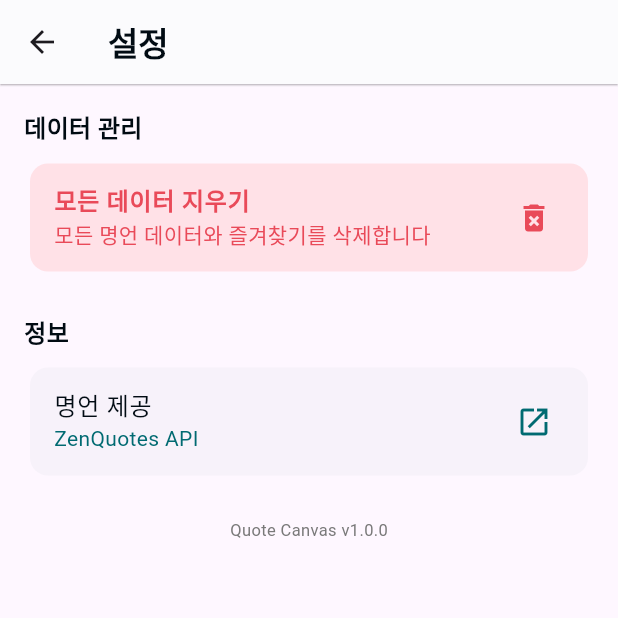
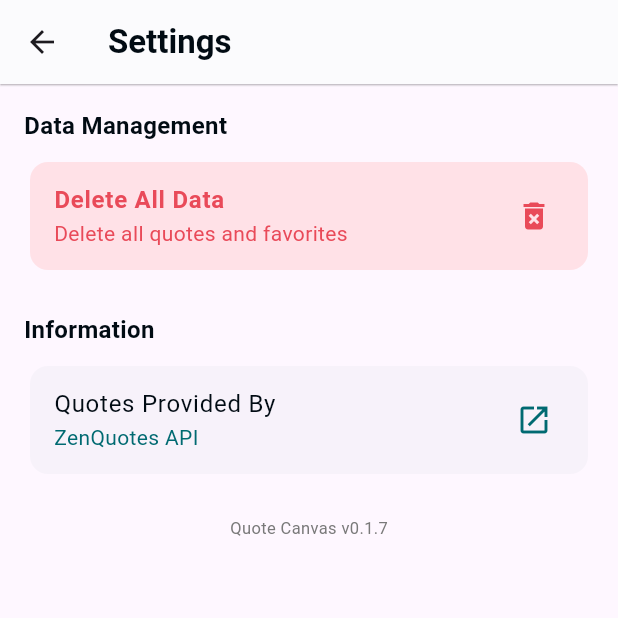
Before and after one commit to okstring/quote_canvas, a Flutter app: the screen it shows after launch, after a tap on the "bookmark outline" icon, after a tap on the "settings" icon, on a phone screen of 412 x 824 dp, the top half of it. Run offline on Flutter 3.47's test engine with Material 3 defaults, Android fonts, the phone set to English and light mode, and no system bars; our stand-ins replace freezed_annotation, get_it, go_router, package_info_plus, permission_handler, share_plus and 2 more; missing offline and left inert: flutter_image_gallery_saver, flutter_inappwebview; accounts and stored records are empty; generated files the repository leaves out were written again; network calls fail; Roboto replaces fonts that are missing (Pretendard); project files that could hold a hidden picture were left out.

Commit message:
feat: settings MVI 패턴으로 구현, 모든 명언 삭제 시 초기화면으로 이동

```diff
--- a/lib/core/di/di_container.dart
+++ b/lib/core/di/di_container.dart
@@ -8,12 +8,16 @@ import 'package:quote_canvas/data/data_source/database/database_data_source.dart
 import 'package:quote_canvas/data/data_source/database/database_data_source_impl.dart';
 import 'package:quote_canvas/data/data_source/file_service/file_data_source.dart';
 import 'package:quote_canvas/data/data_source/file_service/file_data_source_impl.dart';
+import 'package:quote_canvas/data/data_source/package_info/package_info_data_source.dart';
+import 'package:quote_canvas/data/data_source/package_info/package_info_data_source_impl.dart';
 import 'package:quote_canvas/data/data_source/shared_preferences/settings_data_source.dart';
 import 'package:quote_canvas/data/data_source/shared_preferences/settings_data_source_impl.dart';
 import 'package:quote_canvas/data/model/quote.dart';
 import 'package:quote_canvas/data/model/settings.dart';
 import 'package:quote_canvas/data/repository/file_repository.dart';
 import 'package:quote_canvas/data/repository/file_repository_impl.dart';
+import 'package:quote_canvas/data/repository/package_info_repository.dart';
+import 'package:quote_canvas/data/repository/package_info_repository_impl.dart';
 import 'package:quote_canvas/data/repository/quote_repository.dart';
 import 'package:quote_canvas/data/repository/quote_repository_impl.dart';
 import 'package:quote_canvas/data/repository/settings_repository.dart';
@@ -69,6 +73,9 @@ Future<void> setupDependencies() async {
     // 파일 서비스
     getIt.registerSingleton<FileDataSource>(FileDataSourceImpl());
 
+    // Package Info 서비스
+    getIt.registerSingleton<PackageInfoDataSource>(PackageInfoDataSourceImpl());
+
     //===== 리포지토리 레이어 등록 =====
     // 설정 리포지토리
     getIt.registerSingleton<SettingsRepository>(
@@ -87,6 +94,12 @@ Future<void> setupDependencies() async {
     // File 리포지토리
     getIt.registerSingleton<FileRepository>(
       FileRepositoryImpl(fileDataSource: getIt<FileDataSource>()),
+    );
+
+    getIt.registerSingleton<PackageInfoRepository>(
+      PackageInfoRepositoryImpl(
+        packageInfoDataSource: getIt<PackageInfoDataSource>(),
+      ),
     );
 
     //===== 뷰모델 등록 =====
@@ -121,6 +134,7 @@ Future<void> setupDependencies() async {
         quoteRepository: quoteRepository,
         settingsRepository: settingsRepository,
         state: state,
+        packageInfoRepository: getIt<PackageInfoRepository>(),
       );
     });
   } catch (e, stackTrace) {
--- a/lib/core/routing/router/router.dart
+++ b/lib/core/routing/router/router.dart
@@ -1,9 +1,11 @@
 import 'package:flutter/material.dart';
 import 'package:go_router/go_router.dart';
+import 'package:provider/provider.dart';
 import 'package:quote_canvas/core/routing/router/routes.dart';
 import 'package:quote_canvas/presentation/home/home_screen_root.dart';
-import 'package:quote_canvas/presentation/settings/settings_screen.dart';
+import 'package:quote_canvas/presentation/home/home_view_model.dart';
 import 'package:quote_canvas/presentation/settings/settings_screen_root.dart';
+import 'package:quote_canvas/presentation/settings/settings_view_model.dart';
 import 'package:quote_canvas/presentation/splash/splash_screen.dart';
 
 class AppRouter {
@@ -28,11 +30,17 @@ class AppRouter {
               ),
               GoRoute(
                 path: Routes.home,
-                builder: (context, state) => HomeScreenRoot(),
+                builder: (context, state) {
+                  final viewModel = context.watch<HomeViewModel>();
+                  return HomeScreenRoot(viewModel: viewModel);
+                },
                 routes: [
                   GoRoute(
                     path: Routes.settingsPath,
-                    builder: (context, state) => const SettingsScreenRoot(),
+                    builder: (context, state) {
+                      final viewModel = context.watch<SettingsViewModel>();
+                      return SettingsScreenRoot(viewModel: viewModel);
+                    },
                   ),
                 ],
               ),
--- /dev/null
+++ b/lib/data/data_source/package_info/package_info_data_source.dart
@@ -0,0 +1,3 @@
+abstract interface class PackageInfoDataSource {
+  Future<String> getPackageInfo();
+}
--- /dev/null
+++ b/lib/data/repository/package_info_repository.dart
@@ -0,0 +1,6 @@
+import 'package:quote_canvas/core/exceptions/app_exception.dart';
+import 'package:quote_canvas/core/result.dart';
+
+abstract interface class PackageInfoRepository {
+  Future<Result<String, AppException>> getPackageInfo();
+}
--- a/lib/presentation/home/home_screen_root.dart
+++ b/lib/presentation/home/home_screen_root.dart
@@ -1,5 +1,4 @@
 import 'package:flutter/material.dart';
-import 'package:provider/provider.dart';
 import 'package:quote_canvas/core/exceptions/app_exception.dart';
 import 'package:quote_canvas/core/presentation/one_time_event_mixin.dart';
 import 'package:quote_canvas/presentation/home/home_action.dart';
@@ -9,7 +8,9 @@ import 'package:quote_canvas/presentation/home/home_view_model.dart';
 import 'package:share_plus/share_plus.dart';
 
 class HomeScreenRoot extends StatefulWidget {
-  const HomeScreenRoot({super.key});
+  final HomeViewModel viewModel;
+
+  const HomeScreenRoot({super.key, required this.viewModel});
 
   @override
   State<HomeScreenRoot> createState() => _HomeScreenRootState();
@@ -22,9 +23,8 @@ class _HomeScreenRootState extends State<HomeScreenRoot>
     super.initState();
 
     Future.microtask(() async {
-      final viewModel = context.read<HomeViewModel>();
-
-      listenEvent(viewModel.eventStream, (event) async {
+      //TODO: 초기화시 두번 불림
+      listenEvent(widget.viewModel.eventStream, (event) async {
         switch (event) {
           case ShowSnackbar():
             ScaffoldMessenger.of(
@@ -42,7 +42,7 @@ class _HomeScreenRootState extends State<HomeScreenRoot>
         }
       });
 
-      await viewModel.initialize();
+      await widget.viewModel.initialize();
     });
   }
 
@@ -53,18 +53,15 @@ class _HomeScreenRootState extends State<HomeScreenRoot>
 
   @override
   Widget build(BuildContext context) {
-    final state = context.select((HomeViewModel viewModel) => viewModel.state);
-    final viewModel = context.read<HomeViewModel>();
-
     return HomeScreen(
-      state: state,
+      state: widget.viewModel.state,
       onAction: (HomeAction action) async {
         switch (action) {
           case ReloadQuote():
-            viewModel.loadQuote();
+            widget.viewModel.loadQuote();
             break;
           case OnTapQInteractiveBookmarkButton():
-            viewModel.toggleFavorite();
+            widget.viewModel.toggleFavorite();
             break;
           case ReadyErrorMessage():
             final exception =
@@ -76,28 +73,28 @@ class _HomeScreenRootState extends State<HomeScreenRoot>
                       stackTrace: action.stacktrace,
                     );
 
-            viewModel.readyToErrorMessage(
+            widget.viewModel.readyToErrorMessage(
               message: exception.message,
               stacktrace: exception.stackTrace,
               error: exception.error,
             );
             break;
           case ReadyToSnackBarMessage():
-            viewModel.readytToShowSnackBar(message: action.message);
+            widget.viewModel.readytToShowSnackBar(message: action.message);
             break;
           case PrepareQuoteImageForSharing():
-            await viewModel.saveTempQuoteImage(action.pngBytes);
+            await widget.viewModel.saveTempQuoteImage(action.pngBytes);
             break;
           case UpdatePhotoPermissionStatus():
-            viewModel.setPhotoPermissionStatus(action.hasAsked);
+            widget.viewModel.setPhotoPermissionStatus(action.hasAsked);
           case OnTapBackgroundColorSelect():
-            viewModel.setQuoteBackgroundColor(action.color);
+            widget.viewModel.setQuoteBackgroundColor(action.color);
             break;
           case OnTapFontColorSelect():
-            viewModel.setQuoteFontColor(action.color);
+            widget.viewModel.setQuoteFontColor(action.color);
             break;
           case OnTapFavoriteQuote():
-            viewModel.selectFavoriteQuote(action.quote);
+            widget.viewModel.selectFavoriteQuote(action.quote);
         }
       },
     );
--- a/lib/presentation/home/home_view_model.dart
+++ b/lib/presentation/home/home_view_model.dart
@@ -35,7 +35,6 @@ class HomeViewModel with ChangeNotifier {
        _state = state {
     notifyListeners();
   }
-
 
   Future<void> initialize() async {
     await loadQuote();
--- a/lib/presentation/settings/settings_action.dart
+++ b/lib/presentation/settings/settings_action.dart
@@ -4,5 +4,5 @@ part 'settings_action.freezed.dart';
 
 @freezed
 sealed class SettingsAction with _$SettingsAction {
-  const factory SettingsAction.onTap() = OnTap;
+  const factory SettingsAction.deleteAllQuotes() = DeleteAllQuotes;
 }
--- a/lib/presentation/settings/settings_screen.dart
+++ b/lib/presentation/settings/settings_screen.dart
@@ -1,5 +1,9 @@
 import 'package:flutter/material.dart';
+import 'package:flutter_inappwebview/flutter_inappwebview.dart';
+import 'package:go_router/go_router.dart';
 import 'package:provider/provider.dart';
+import 'package:quote_canvas/core/routing/router/routes.dart';
+import 'package:quote_canvas/presentation/settings/settings_action.dart';
 import 'package:quote_canvas/presentation/settings/settings_state.dart';
 import 'package:quote_canvas/presentation/settings/settings_view_model.dart';
 import 'package:quote_canvas/ui/app_colors.dart';
@@ -8,16 +12,15 @@ import 'package:url_launcher/url_launcher.dart';
 
 class SettingsScreen extends StatelessWidget {
   final SettingsState state;
+  final void Function(SettingsAction action) onAction;
 
-  const SettingsScreen({super.key, required this.state});
+  const SettingsScreen({super.key, required this.state, required this.onAction});
 
   @override
   Widget build(BuildContext context) {
-    final viewModel = context.watch<SettingsViewModel>();
-
     return Scaffold(
       appBar: AppBar(
-        title: Text('설정', style: AppTextStyles.header()),
+        title: Text('Settings', style: AppTextStyles.header()),
         leading: IconButton(
           icon: const Icon(Icons.arrow_back),
           onPressed: () => Navigator.pop(context),
@@ -29,15 +32,15 @@ class SettingsScreen extends StatelessWidget {
       body: ListView(
         padding: const EdgeInsets.all(16.0),
         children: [
-          _buildSectionTitle('데이터 관리'),
-          _buildDeleteAllDataButton(context, viewModel),
+          _buildSectionTitle('Data Management'),
+          _buildDeleteAllDataButton(context),
           const SizedBox(height: 24),
 
-          _buildSectionTitle('정보'),
-          _buildAttributionLink(),
+          _buildSectionTitle('Information'),
+          _buildAttributionLink(context),
           const SizedBox(height: 16),
 
-          _buildAppVersion(),
+          _buildAppVersion(context),
         ],
       ),
     );
@@ -55,32 +58,31 @@ class SettingsScreen extends StatelessWidget {
 
   Widget _buildDeleteAllDataButton(
     BuildContext context,
-    SettingsViewModel viewModel,
   ) {
     return Card(
       elevation: 0,
       color: AppColors.warningLight,
       child: ListTile(
         title: Text(
-          '모든 데이터 지우기',
+          'Delete All Data',
           style: AppTextStyles.normalTextBold(color: AppColors.warning),
         ),
         subtitle: Text(
-          '모든 명언 데이터와 즐겨찾기를 삭제합니다',
+          'Delete all quotes and favorites',
           style: AppTextStyles.smallTextRegular(color: AppColors.warning),
         ),
         trailing: const Icon(Icons.delete_forever, color: AppColors.warning),
-        onTap: () => _showDeleteConfirmDialog(context, viewModel),
+        onTap: () => _showDeleteConfirmDialog(context),
       ),
     );
   }
 
-  Widget _buildAttributionLink() {
+  Widget _buildAttributionLink(BuildContext context) {
     return Card(
       elevation: 0,
       child: ListTile(
         title: Text(
-          '명언 제공',
+          'Quotes Provided By',
           style: AppTextStyles.normalTextRegular(color: AppColors.richBlack),
         ),
         subtitle: Text(
@@ -88,24 +90,64 @@ class SettingsScreen extends StatelessWidget {
           style: AppTextStyles.smallTextRegular(color: AppColors.teal100),
         ),
         trailing: const Icon(Icons.open_in_new, color: AppColors.teal100),
-        onTap: () => _launchUrl('https://zenquotes.io/'),
+        onTap: () => _showWebViewDialog(context, 'https://zenquotes.io/'),
       ),
     );
   }
 
-  Widget _buildAppVersion() {
+  Widget _buildAppVersion(BuildContext context) {
     return Padding(
       padding: const EdgeInsets.symmetric(vertical: 8.0),
       child: Center(
         child: Text(
-          'Quote Canvas v1.0.0',
+          'Quote Canvas v${state.appVersion}',
           style: AppTextStyles.smallerTextRegular(color: AppColors.gray2),
         ),
       ),
     );
   }
 
-  Future<void> _launchUrl(String urlString) async {
+  void _showWebViewDialog(BuildContext context, String url) {
+    showDialog(
+      context: context,
+      builder:
+          (context) => AlertDialog(
+            contentPadding: EdgeInsets.zero,
+            content: SizedBox(
+              width: double.maxFinite,
+              height: 500,
+              child: InAppWebView(
+                initialUrlRequest: URLRequest(url: WebUri(url)),
+                initialSettings: InAppWebViewSettings(
+                  useShouldOverrideUrlLoading: true,
+                  mediaPlaybackRequiresUserGesture: false,
+                ),
+              ),
+            ),
+            actions: [
+              TextButton(
+                onPressed: () => Navigator.pop(context),
+                child: Text(
+                  'Close',
+                  style: AppTextStyles.normalTextBold(color: AppColors.teal100),
+                ),
+              ),
+              TextButton(
+                onPressed: () async {
+                  Navigator.pop(context);
+                  await _launchExternalBrowser(url);
+                },
+                child: Text(
+                  'Open in Browser',
+                  style: AppTextStyles.normalTextBold(color: AppColors.teal100),
+                ),
+              ),
+            ],
+          ),
+    );
+  }
+
+  Future<void> _launchExternalBrowser(String urlString) async {
     final Uri url = Uri.parse(urlString);
     if (!await launchUrl(url, mode: LaunchMode.externalApplication)) {
       throw Exception('Could not launch $url');
@@ -114,29 +156,29 @@ class SettingsScreen extends StatelessWidget {
 
   void _showDeleteConfirmDialog(
     BuildContext context,
-    SettingsViewModel viewModel,
   ) {
     showDialog(
       context: context,
       builder:
           (context) => AlertDialog(
-            title: const Text('데이터 삭제 확인'),
-            content: const Text('모든 명언 데이터와 즐겨찾기가 삭제됩니다. 이 작업은 되돌릴 수 없습니다.'),
+            title: const Text('Confirm Data Deletion'),
+            content: const Text(
+              'All quotes and favorites will be deleted. This action cannot be undone.',
+            ),
             actions: [
               TextButton(
                 onPressed: () => Navigator.pop(context),
                 child: Text(
-                  '취소',
+                  'Cancel',
                   style: AppTextStyles.normalTextBold(color: AppColors.gray2),
                 ),
               ),
               TextButton(
                 onPressed: () {
-                  viewModel.deleteAllData();
-                  Navigator.pop(context);
+                  onAction(SettingsAction.deleteAllQuotes());
                 },
                 child: Text(
-                  '삭제',
+                  'Delete',
                   style: AppTextStyles.normalTextBold(color: AppColors.warning),
                 ),
               ),
--- a/lib/presentation/settings/settings_screen_root.dart
+++ b/lib/presentation/settings/settings_screen_root.dart
@@ -1,16 +1,44 @@
 import 'package:flutter/material.dart';
+import 'package:go_router/go_router.dart';
 import 'package:provider/provider.dart';
+import 'package:quote_canvas/core/presentation/one_time_event_mixin.dart';
+import 'package:quote_canvas/core/routing/router/routes.dart';
+import 'package:quote_canvas/presentation/home/home_view_model.dart';
+import 'package:quote_canvas/presentation/settings/settings_action.dart';
+import 'package:quote_canvas/presentation/settings/settings_event.dart';
 import 'package:quote_canvas/presentation/settings/settings_screen.dart';
 import 'package:quote_canvas/presentation/settings/settings_view_model.dart';
 
 class SettingsScreenRoot extends StatefulWidget {
-  const SettingsScreenRoot({super.key});
+  final SettingsViewModel viewModel;
+
+  const SettingsScreenRoot({super.key, required this.viewModel});
 
   @override
   State<SettingsScreenRoot> createState() => _SettingsScreenRootState();
 }
 
-class _SettingsScreenRootState extends State<SettingsScreenRoot> {
+class _SettingsScreenRootState extends State<SettingsScreenRoot>
+    with OneTimeEventMixin {
+  @override
+  void initState() {
+    super.initState();
+
+    Future.microtask(() async {
+      listenEvent(widget.viewModel.eventStream, (event) async {
+        switch (event) {
+          case ShowSnackbar():
+            ScaffoldMessenger.of(
+              context,
+            ).showSnackBar(SnackBar(content: Text(event.message)));
+            break;
+        }
+      });
+
+      await widget.viewModel.initialize();
+    });
+  }
+
   @override
   Widget build(BuildContext context) {
     final state = context.select(
@@ -20,8 +48,23 @@ class _SettingsScreenRootState extends State<SettingsScreenRoot> {
 
     return ListenableBuilder(
       listenable: viewModel,
-      builder: (_, __) {
-        return SettingsScreen(state: state);
+      builder: (centext, __) {
+        return SettingsScreen(
+          state: state,
+          onAction: (SettingsAction action) {
+            viewModel.deleteAllData();
+            context.pop();
+
+            final homeViewModel = context.read<HomeViewModel>();
+            homeViewModel.initialize();
+
+            Future.delayed(const Duration(seconds: 1), () {
+              if (context.mounted) {
+                context.go(Routes.splash);
+              }
+            });
+          },
+        );
       },
     );
   }
--- a/lib/presentation/settings/settings_state.dart
+++ b/lib/presentation/settings/settings_state.dart
@@ -7,7 +7,7 @@ part 'settings_state.freezed.dart';
 abstract class SettingsState with _$SettingsState {
   const factory SettingsState({
     @Default(false) bool isLoading,
-    @Default(null) String? errorMessage,
     required Settings settings,
+    @Default('0.0.0') String appVersion,
   }) = _SettingsState;
 }
--- a/lib/presentation/settings/settings_view_model.dart
+++ b/lib/presentation/settings/settings_view_model.dart
@@ -1,32 +1,45 @@
 import 'dart:async';
 
 import 'package:flutter/material.dart';
+import 'package:quote_canvas/core/result.dart';
+import 'package:quote_canvas/data/repository/package_info_repository.dart';
 import 'package:quote_canvas/data/repository/quote_repository.dart';
 import 'package:quote_canvas/data/repository/settings_repository.dart';
-import 'package:quote_canvas/presentation/home/home_event.dart';
+import 'package:quote_canvas/presentation/settings/settings_event.dart';
 import 'package:quote_canvas/presentation/settings/settings_state.dart';
 import 'package:quote_canvas/utils/logger.dart';
-import 'package:quote_canvas/core/result.dart';
 
 class SettingsViewModel with ChangeNotifier {
   final SettingsRepository _settingsRepository;
   final QuoteRepository _quoteRepository;
+  final PackageInfoRepository _packageInfoRepository;
   SettingsState _state;
 
   SettingsState get state => _state;
 
-  final _eventController = StreamController<HomeEvent>();
+  final _eventController = StreamController<SettingsEvent>();
 
-  Stream<HomeEvent> get eventStream => _eventController.stream;
+  Stream<SettingsEvent> get eventStream => _eventController.stream;
 
   SettingsViewModel({
     required QuoteRepository quoteRepository,
     required SettingsRepository settingsRepository,
+    required PackageInfoRepository packageInfoRepository,
     required SettingsState state,
   }) : _state = state,
        _settingsRepository = settingsRepository,
-       _quoteRepository = quoteRepository {
-    loadSettings();
+       _quoteRepository = quoteRepository,
+       _packageInfoRepository = packageInfoRepository;
+
+  Future<void> initialize() async {
+    await loadSettings();
+    await getAppVersion();
+  }
+
+  @override
+  void dispose() {
+    _eventController.close();
+    super.dispose();
   }
 
   Future<void> loadSettings() async {
@@ -38,7 +51,6 @@ class SettingsViewModel with ChangeNotifier {
     switch (result) {
       case Success():
         _state = state.copyWith(settings: result.data);
-        print(_state);
         break;
       case Error():
         final error = result.error;
@@ -62,7 +74,7 @@ class SettingsViewModel with ChangeNotifier {
     switch (result) {
       case Success():
         readyErrorMessage(
-          message: '모든 데이터가 성공적으로 삭제되었습니다.',
+          message: 'All data has been successfully deleted.',
           error: null,
           stacktrace: null,
         );
@@ -81,12 +93,32 @@ class SettingsViewModel with ChangeNotifier {
     notifyListeners();
   }
 
+  Future<void> getAppVersion() async {
+    final result = await _packageInfoRepository.getPackageInfo();
+
+    switch (result) {
+      case Success():
+        _state = state.copyWith(appVersion: result.data);
+        break;
+      case Error():
+        final error = result.error;
+        logger.error(
+          error.toString(),
+          error: error.error,
+          stackTrace: error.stackTrace,
+        );
+        _state = state.copyWith(appVersion: '0.0.0');
+        break;
+    }
+  }
+
   void readyErrorMessage({
     required String message,
     Object? error,
     StackTrace? stacktrace,
   }) {
     logger.error(message, error: error, stackTrace: stacktrace);
-    _state = state.copyWith(errorMessage: message);
+    _eventController.add(SettingsEvent.showSnackbar(message));
+    notifyListeners();
   }
 }
--- a/pubspec.yaml
+++ b/pubspec.yaml
@@ -26,6 +26,8 @@ dependencies:
   get_it: ^8.0.3
   provider: ^6.1.4
   url_launcher: ^6.3.1
+  package_info_plus: ^8.3.0
+  flutter_inappwebview: ^6.1.5
 
 dev_dependencies:
   flutter_test:
```
Also changed, not shown: lib/data/data_source/package_info/package_info_data_source_impl.dart (added, +20 -0 lines), lib/data/repository/package_info_repository_impl.dart (added, +35 -0 lines).
